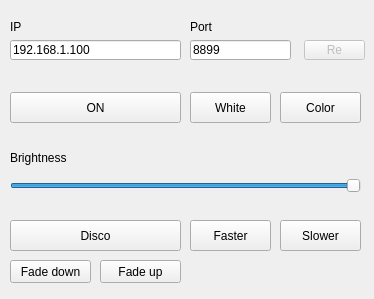
Old version of the form MiLightBulbController/mainwindow.ui in the repository Pvg08/MilightC.
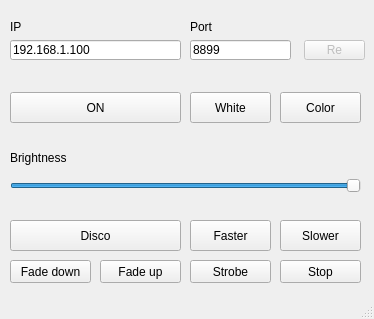
New version of the form.

Commit message: strobe, stop и statusbar

```diff
--- a/MiLightBulbController/mainwindow.ui
+++ b/MiLightBulbController/mainwindow.ui
@@ -10,7 +10,7 @@
     <x>0</x>
     <y>0</y>
     <width>374</width>
-    <height>299</height>
+    <height>319</height>
    </rect>
   </property>
   <property name="windowTitle">
@@ -233,7 +233,34 @@
      <string>Fade down</string>
     </property>
    </widget>
+   <widget class="QPushButton" name="pushButton_strobe">
+    <property name="geometry">
+     <rect>
+      <x>190</x>
+      <y>260</y>
+      <width>81</width>
+      <height>23</height>
+     </rect>
+    </property>
+    <property name="text">
+     <string>Strobe</string>
+    </property>
+   </widget>
+   <widget class="QPushButton" name="pushButton_stop">
+    <property name="geometry">
+     <rect>
+      <x>280</x>
+      <y>260</y>
+      <width>81</width>
+      <height>23</height>
+     </rect>
+    </property>
+    <property name="text">
+     <string>Stop</string>
+    </property>
+   </widget>
   </widget>
+  <widget class="QStatusBar" name="statusBar"/>
  </widget>
  <layoutdefault spacing="6" margin="11"/>
  <resources/>
```
The commit also changes 8 other files.
